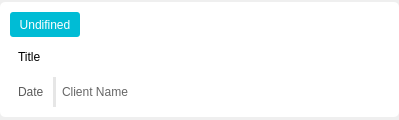
The window that projet.ui (Masha58/KeyPlan) describes before a commit, drawn with Qt 5.
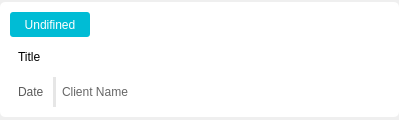
The same window after the commit. Icons and pictures are not drawn.

What changed in the file:
```diff
--- a/projet.ui
+++ b/projet.ui
@@ -93,7 +93,7 @@
          <widget class="QLabel" name="la_tag_projet">
           <property name="minimumSize">
            <size>
-            <width>70</width>
+            <width>80</width>
             <height>25</height>
            </size>
           </property>
```
Left out of the diff: 29 changed lines with no effect on the pictures.
